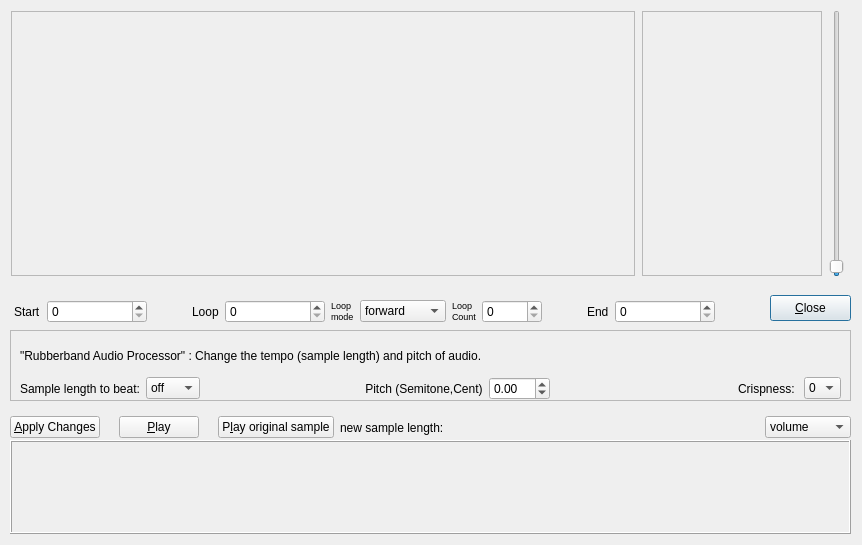
Above: src/gui/src/SampleEditor/SampleEditor_UI.ui from hydrogen-music/hydrogen before the change. Below: the same form after it.
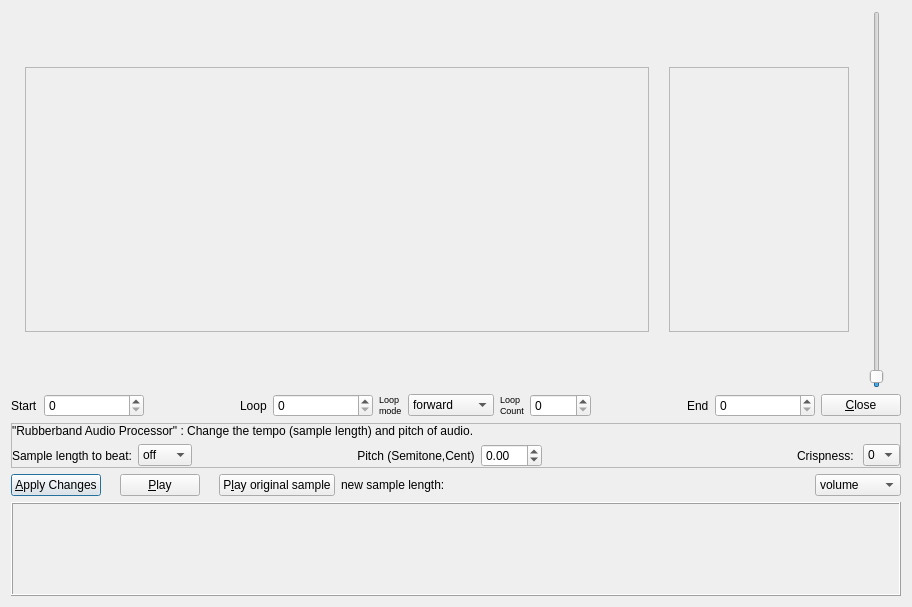
That is the form after the change.

```diff
--- a/src/gui/src/SampleEditor/SampleEditor_UI.ui
+++ b/src/gui/src/SampleEditor/SampleEditor_UI.ui
@@ -6,316 +6,36 @@
    <rect>
     <x>0</x>
     <y>0</y>
-    <width>862</width>
-    <height>545</height>
+    <width>912</width>
+    <height>607</height>
    </rect>
   </property>
   <property name="windowTitle">
    <string>Dialog</string>
   </property>
-  <widget class="QFrame" name="targetSampleView">
-   <property name="geometry">
-    <rect>
-     <x>10</x>
-     <y>440</y>
-     <width>841</width>
-     <height>94</height>
-    </rect>
-   </property>
-   <property name="cursor">
-    <cursorShape>CrossCursor</cursorShape>
-   </property>
-   <property name="frameShape">
-    <enum>QFrame::Box</enum>
-   </property>
-   <property name="frameShadow">
-    <enum>QFrame::Raised</enum>
-   </property>
-  </widget>
-  <widget class="QPushButton" name="ClosePushButton">
-   <property name="geometry">
-    <rect>
-     <x>770</x>
-     <y>295</y>
-     <width>81</width>
-     <height>26</height>
-    </rect>
-   </property>
-   <property name="text">
-    <string>&amp;Close</string>
-   </property>
-  </widget>
-  <widget class="QWidget" name="layoutWidget_1">
-   <property name="geometry">
-    <rect>
-     <x>14</x>
-     <y>295</y>
-     <width>701</width>
-     <height>33</height>
-    </rect>
-   </property>
-   <layout class="QHBoxLayout" name="spinboxesLayout">
-    <item>
-     <widget class="QLabel" name="label_Start">
-      <property name="text">
-       <string>Start</string>
-      </property>
-     </widget>
-    </item>
-    <item>
-     <widget class="QSpinBox" name="StartFrameSpinBox">
-      <property name="minimumSize">
-       <size>
-        <width>100</width>
-        <height>0</height>
-       </size>
-      </property>
-      <property name="toolTip">
-       <string>Adjust sample start frame</string>
-      </property>
-      <property name="maximum">
-       <number>1000000000</number>
-      </property>
-     </widget>
-    </item>
-    <item>
-     <spacer name="horizontalSpacer_3">
-      <property name="orientation">
-       <enum>Qt::Horizontal</enum>
-      </property>
-      <property name="sizeHint" stdset="0">
-       <size>
-        <width>40</width>
-        <height>20</height>
-       </size>
-      </property>
-     </spacer>
-    </item>
-    <item>
-     <widget class="QLabel" name="label_Loop">
-      <property name="text">
-       <string>Loop</string>
-      </property>
-     </widget>
-    </item>
-    <item>
-     <widget class="QSpinBox" name="LoopFrameSpinBox">
-      <property name="minimumSize">
-       <size>
-        <width>100</width>
-        <height>0</height>
-       </size>
-      </property>
-      <property name="toolTip">
-       <string>Adjust sample loop begin frame</string>
-      </property>
-      <property name="maximum">
-       <number>1000000000</number>
-      </property>
-     </widget>
-    </item>
-    <item>
-     <widget class="QLabel" name="label_LoopMode">
-      <property name="text">
-       <string>&lt;!DOCTYPE HTML PUBLIC &quot;-//W3C//DTD HTML 4.0//EN&quot; &quot;http://www.w3.org/TR/REC-html40/strict.dtd&quot;&gt;
-&lt;html&gt;&lt;head&gt;&lt;meta name=&quot;qrichtext&quot; content=&quot;1&quot; /&gt;&lt;style type=&quot;text/css&quot;&gt;
-p, li { white-space: pre-wrap; }
-&lt;/style&gt;&lt;/head&gt;&lt;body style=&quot; font-family:'Sans'; font-size:8pt; font-weight:400; font-style:normal;&quot;&gt;
-&lt;p style=&quot; margin-top:0px; margin-bottom:0px; margin-left:0px; margin-right:0px; -qt-block-indent:0; text-indent:0px;&quot;&gt;&lt;span style=&quot; font-size:7pt;&quot;&gt;Loop&lt;/span&gt;&lt;/p&gt;
-&lt;p style=&quot; margin-top:0px; margin-bottom:0px; margin-left:0px; margin-right:0px; -qt-block-indent:0; text-indent:0px;&quot;&gt;&lt;span style=&quot; font-size:7pt;&quot;&gt;mode&lt;/span&gt;&lt;/p&gt;&lt;/body&gt;&lt;/html&gt;</string>
-      </property>
-     </widget>
-    </item>
-    <item>
-     <widget class="QComboBox" name="ProcessingTypeComboBox">
-      <property name="minimumSize">
-       <size>
-        <width>86</width>
-        <height>0</height>
-       </size>
-      </property>
-      <property name="toolTip">
-       <string>set processing</string>
-      </property>
-      <item>
-       <property name="text">
-        <string>forward</string>
-       </property>
-      </item>
-      <item>
-       <property name="text">
-        <string>reverse</string>
-       </property>
-      </item>
-      <item>
-       <property name="text">
-        <string>pingpong</string>
-       </property>
-      </item>
-     </widget>
-    </item>
-    <item>
-     <widget class="QLabel" name="label_LoopCount">
-      <property name="text">
-       <string>&lt;!DOCTYPE HTML PUBLIC &quot;-//W3C//DTD HTML 4.0//EN&quot; &quot;http://www.w3.org/TR/REC-html40/strict.dtd&quot;&gt;
-&lt;html&gt;&lt;head&gt;&lt;meta name=&quot;qrichtext&quot; content=&quot;1&quot; /&gt;&lt;style type=&quot;text/css&quot;&gt;
-p, li { white-space: pre-wrap; }
-&lt;/style&gt;&lt;/head&gt;&lt;body style=&quot; font-family:'Sans'; font-size:8pt; font-weight:400; font-style:normal;&quot;&gt;
-&lt;p style=&quot; margin-top:0px; margin-bottom:0px; margin-left:0px; margin-right:0px; -qt-block-indent:0; text-indent:0px;&quot;&gt;&lt;span style=&quot; font-size:7pt;&quot;&gt;Loop&lt;/span&gt;&lt;/p&gt;
-&lt;p style=&quot; margin-top:0px; margin-bottom:0px; margin-left:0px; margin-right:0px; -qt-block-indent:0; text-indent:0px;&quot;&gt;&lt;span style=&quot; font-size:7pt;&quot;&gt;Count&lt;/span&gt;&lt;/p&gt;&lt;/body&gt;&lt;/html&gt;</string>
-      </property>
-     </widget>
-    </item>
-    <item>
-     <widget class="QSpinBox" name="LoopCountSpinBox">
-      <property name="minimumSize">
-       <size>
-        <width>60</width>
-        <height>0</height>
-       </size>
-      </property>
-      <property name="toolTip">
-       <string>loops</string>
-      </property>
-      <property name="minimum">
-       <number>0</number>
-      </property>
-      <property name="maximum">
-       <number>10000</number>
-      </property>
-     </widget>
-    </item>
-    <item>
-     <spacer name="horizontalSpacer_4">
-      <property name="orientation">
-       <enum>Qt::Horizontal</enum>
-      </property>
-      <property name="sizeHint" stdset="0">
-       <size>
-        <width>40</width>
-        <height>20</height>
-       </size>
-      </property>
-     </spacer>
-    </item>
-    <item>
-     <widget class="QLabel" name="label_End">
-      <property name="text">
-       <string>End</string>
-      </property>
-     </widget>
-    </item>
-    <item>
-     <widget class="QSpinBox" name="EndFrameSpinBox">
-      <property name="minimumSize">
-       <size>
-        <width>100</width>
-        <height>0</height>
-       </size>
-      </property>
-      <property name="toolTip">
-       <string>Adjust sample end &amp; loop end frame</string>
-      </property>
-      <property name="maximum">
-       <number>1000000000</number>
-      </property>
-     </widget>
-    </item>
-   </layout>
-  </widget>
-  <widget class="QWidget" name="layoutWidget_2">
-   <property name="geometry">
-    <rect>
-     <x>10</x>
-     <y>10</y>
-     <width>838</width>
-     <height>267</height>
-    </rect>
-   </property>
-   <layout class="QHBoxLayout" name="mainSampleViewLayout">
-    <item>
-     <widget class="QFrame" name="mainSampleview">
-      <property name="minimumSize">
-       <size>
-        <width>624</width>
-        <height>265</height>
-       </size>
-      </property>
-      <property name="maximumSize">
-       <size>
-        <width>624</width>
-        <height>265</height>
-       </size>
-      </property>
-      <property name="cursor">
-       <cursorShape>SplitHCursor</cursorShape>
-      </property>
-      <property name="frameShape">
-       <enum>QFrame::StyledPanel</enum>
-      </property>
-      <property name="frameShadow">
-       <enum>QFrame::Raised</enum>
-      </property>
-     </widget>
-    </item>
-    <item>
-     <widget class="QFrame" name="mainSampleAdjustView">
-      <property name="minimumSize">
-       <size>
-        <width>180</width>
-        <height>265</height>
-       </size>
-      </property>
-      <property name="maximumSize">
-       <size>
-        <width>180</width>
-        <height>265</height>
-       </size>
-      </property>
-      <property name="frameShape">
-       <enum>QFrame::StyledPanel</enum>
-      </property>
-      <property name="frameShadow">
-       <enum>QFrame::Raised</enum>
-      </property>
-     </widget>
-    </item>
-    <item>
-     <widget class="QSlider" name="verticalzoomSlider">
-      <property name="value">
-       <number>1</number>
-      </property>
-      <property name="orientation">
-       <enum>Qt::Vertical</enum>
-      </property>
-     </widget>
-    </item>
-   </layout>
-  </widget>
+  <layout class="QGridLayout" name="gridLayout_2">
+   <item row="2" column="0" colspan="2">
   <widget class="QFrame" name="RubberbandCframe">
-   <property name="geometry">
-    <rect>
-     <x>10</x>
-     <y>330</y>
-     <width>841</width>
-     <height>71</height>
-    </rect>
-   </property>
    <property name="frameShape">
     <enum>QFrame::StyledPanel</enum>
    </property>
    <property name="frameShadow">
     <enum>QFrame::Raised</enum>
    </property>
-   <widget class="QWidget" name="layoutWidget_3">
-    <property name="geometry">
-     <rect>
-      <x>10</x>
-      <y>10</y>
-      <width>821</width>
-      <height>60</height>
-     </rect>
-    </property>
+     <layout class="QVBoxLayout" name="verticalLayout_2">
+      <property name="leftMargin">
+       <number>0</number>
+      </property>
+      <property name="topMargin">
+       <number>0</number>
+      </property>
+      <property name="rightMargin">
+       <number>0</number>
+      </property>
+      <property name="bottomMargin">
+       <number>0</number>
+      </property>
+      <item>
     <layout class="QVBoxLayout" name="verticalLayout">
      <item>
       <widget class="QLabel" name="rubberbandLabel">
@@ -681,17 +401,11 @@
       </layout>
      </item>
     </layout>
-   </widget>
-  </widget>
-  <widget class="QWidget" name="layoutWidget_4">
-   <property name="geometry">
-    <rect>
-     <x>10</x>
-     <y>410</y>
-     <width>841</width>
-     <height>35</height>
-    </rect>
-   </property>
+      </item>
+     </layout>
+    </widget>
+   </item>
+   <item row="3" column="0" colspan="2">
    <layout class="QHBoxLayout" name="horizontalLayout_3">
     <item>
      <widget class="QPushButton" name="PrevChangesPushButton">
@@ -796,7 +510,265 @@
      </widget>
     </item>
    </layout>
-  </widget>
+   </item>
+   <item row="1" column="0">
+    <layout class="QHBoxLayout" name="spinboxesLayout">
+     <item>
+      <widget class="QLabel" name="label_Start">
+       <property name="text">
+        <string>Start</string>
+       </property>
+      </widget>
+     </item>
+     <item>
+      <widget class="QSpinBox" name="StartFrameSpinBox">
+       <property name="minimumSize">
+        <size>
+         <width>100</width>
+         <height>0</height>
+        </size>
+       </property>
+       <property name="toolTip">
+        <string>Adjust sample start frame</string>
+       </property>
+       <property name="maximum">
+        <number>1000000000</number>
+       </property>
+      </widget>
+     </item>
+     <item>
+      <spacer name="horizontalSpacer_3">
+       <property name="orientation">
+        <enum>Qt::Horizontal</enum>
+       </property>
+       <property name="sizeHint" stdset="0">
+        <size>
+         <width>40</width>
+         <height>20</height>
+        </size>
+       </property>
+      </spacer>
+     </item>
+     <item>
+      <widget class="QLabel" name="label_Loop">
+       <property name="text">
+        <string>Loop</string>
+       </property>
+      </widget>
+     </item>
+     <item>
+      <widget class="QSpinBox" name="LoopFrameSpinBox">
+       <property name="minimumSize">
+        <size>
+         <width>100</width>
+         <height>0</height>
+        </size>
+       </property>
+       <property name="toolTip">
+        <string>Adjust sample loop begin frame</string>
+       </property>
+       <property name="maximum">
+        <number>1000000000</number>
+       </property>
+      </widget>
+     </item>
+     <item>
+      <widget class="QLabel" name="label_LoopMode">
+       <property name="text">
+        <string>&lt;!DOCTYPE HTML PUBLIC &quot;-//W3C//DTD HTML 4.0//EN&quot; &quot;http://www.w3.org/TR/REC-html40/strict.dtd&quot;&gt;
+&lt;html&gt;&lt;head&gt;&lt;meta name=&quot;qrichtext&quot; content=&quot;1&quot; /&gt;&lt;style type=&quot;text/css&quot;&gt;
+p, li { white-space: pre-wrap; }
+&lt;/style&gt;&lt;/head&gt;&lt;body style=&quot; font-family:'Sans'; font-size:8pt; font-weight:400; font-style:normal;&quot;&gt;
+&lt;p style=&quot; margin-top:0px; margin-bottom:0px; margin-left:0px; margin-right:0px; -qt-block-indent:0; text-indent:0px;&quot;&gt;&lt;span style=&quot; font-size:7pt;&quot;&gt;Loop&lt;/span&gt;&lt;/p&gt;
+&lt;p style=&quot; margin-top:0px; margin-bottom:0px; margin-left:0px; margin-right:0px; -qt-block-indent:0; text-indent:0px;&quot;&gt;&lt;span style=&quot; font-size:7pt;&quot;&gt;mode&lt;/span&gt;&lt;/p&gt;&lt;/body&gt;&lt;/html&gt;</string>
+       </property>
+      </widget>
+     </item>
+     <item>
+      <widget class="QComboBox" name="ProcessingTypeComboBox">
+       <property name="minimumSize">
+        <size>
+         <width>86</width>
+         <height>0</height>
+        </size>
+       </property>
+       <property name="toolTip">
+        <string>set processing</string>
+       </property>
+       <item>
+        <property name="text">
+         <string>forward</string>
+        </property>
+       </item>
+       <item>
+        <property name="text">
+         <string>reverse</string>
+        </property>
+       </item>
+       <item>
+        <property name="text">
+         <string>pingpong</string>
+        </property>
+       </item>
+      </widget>
+     </item>
+     <item>
+      <widget class="QLabel" name="label_LoopCount">
+       <property name="text">
+        <string>&lt;!DOCTYPE HTML PUBLIC &quot;-//W3C//DTD HTML 4.0//EN&quot; &quot;http://www.w3.org/TR/REC-html40/strict.dtd&quot;&gt;
+&lt;html&gt;&lt;head&gt;&lt;meta name=&quot;qrichtext&quot; content=&quot;1&quot; /&gt;&lt;style type=&quot;text/css&quot;&gt;
+p, li { white-space: pre-wrap; }
+&lt;/style&gt;&lt;/head&gt;&lt;body style=&quot; font-family:'Sans'; font-size:8pt; font-weight:400; font-style:normal;&quot;&gt;
+&lt;p style=&quot; margin-top:0px; margin-bottom:0px; margin-left:0px; margin-right:0px; -qt-block-indent:0; text-indent:0px;&quot;&gt;&lt;span style=&quot; font-size:7pt;&quot;&gt;Loop&lt;/span&gt;&lt;/p&gt;
+&lt;p style=&quot; margin-top:0px; margin-bottom:0px; margin-left:0px; margin-right:0px; -qt-block-indent:0; text-indent:0px;&quot;&gt;&lt;span style=&quot; font-size:7pt;&quot;&gt;Count&lt;/span&gt;&lt;/p&gt;&lt;/body&gt;&lt;/html&gt;</string>
+       </property>
+      </widget>
+     </item>
+     <item>
+      <widget class="QSpinBox" name="LoopCountSpinBox">
+       <property name="minimumSize">
+        <size>
+         <width>60</width>
+         <height>0</height>
+        </size>
+       </property>
+       <property name="toolTip">
+        <string>loops</string>
+       </property>
+       <property name="minimum">
+        <number>0</number>
+       </property>
+       <property name="maximum">
+        <number>10000</number>
+       </property>
+      </widget>
+     </item>
+     <item>
+      <spacer name="horizontalSpacer_4">
+       <property name="orientation">
+        <enum>Qt::Horizontal</enum>
+       </property>
+       <property name="sizeHint" stdset="0">
+        <size>
+         <width>40</width>
+         <height>20</height>
+        </size>
+       </property>
+      </spacer>
+     </item>
+     <item>
+      <widget class="QLabel" name="label_End">
+       <property name="text">
+        <string>End</string>
+       </property>
+      </widget>
+     </item>
+     <item>
+      <widget class="QSpinBox" name="EndFrameSpinBox">
+       <property name="minimumSize">
+        <size>
+         <width>100</width>
+         <height>0</height>
+        </size>
+       </property>
+       <property name="toolTip">
+        <string>Adjust sample end &amp; loop end frame</string>
+       </property>
+       <property name="maximum">
+        <number>1000000000</number>
+       </property>
+      </widget>
+     </item>
+    </layout>
+   </item>
+   <item row="1" column="1">
+    <widget class="QPushButton" name="ClosePushButton">
+     <property name="text">
+      <string>&amp;Close</string>
+     </property>
+    </widget>
+   </item>
+   <item row="0" column="0" colspan="2">
+    <layout class="QHBoxLayout" name="mainSampleViewLayout">
+     <item>
+      <widget class="QFrame" name="mainSampleview">
+       <property name="minimumSize">
+        <size>
+         <width>624</width>
+         <height>265</height>
+        </size>
+       </property>
+       <property name="maximumSize">
+        <size>
+         <width>624</width>
+         <height>265</height>
+        </size>
+       </property>
+       <property name="cursor">
+        <cursorShape>SplitHCursor</cursorShape>
+       </property>
+       <property name="frameShape">
+        <enum>QFrame::StyledPanel</enum>
+       </property>
+       <property name="frameShadow">
+        <enum>QFrame::Raised</enum>
+       </property>
+      </widget>
+     </item>
+     <item>
+      <widget class="QFrame" name="mainSampleAdjustView">
+       <property name="minimumSize">
+        <size>
+         <width>180</width>
+         <height>265</height>
+        </size>
+       </property>
+       <property name="maximumSize">
+        <size>
+         <width>180</width>
+         <height>265</height>
+        </size>
+       </property>
+       <property name="frameShape">
+        <enum>QFrame::StyledPanel</enum>
+       </property>
+       <property name="frameShadow">
+        <enum>QFrame::Raised</enum>
+       </property>
+      </widget>
+     </item>
+     <item>
+      <widget class="QSlider" name="verticalzoomSlider">
+       <property name="value">
+        <number>1</number>
+       </property>
+       <property name="orientation">
+        <enum>Qt::Vertical</enum>
+       </property>
+      </widget>
+     </item>
+    </layout>
+   </item>
+   <item row="4" column="0" colspan="2">
+    <widget class="QFrame" name="targetSampleView">
+     <property name="minimumSize">
+      <size>
+       <width>0</width>
+       <height>94</height>
+      </size>
+     </property>
+     <property name="cursor">
+      <cursorShape>CrossCursor</cursorShape>
+     </property>
+     <property name="frameShape">
+      <enum>QFrame::Box</enum>
+     </property>
+     <property name="frameShadow">
+      <enum>QFrame::Raised</enum>
+     </property>
+    </widget>
+   </item>
+  </layout>
   <zorder>layoutWidget_4</zorder>
   <zorder>targetSampleView</zorder>
   <zorder>ClosePushButton</zorder>
```
Lines whose indentation alone changed are shown as unchanged.
